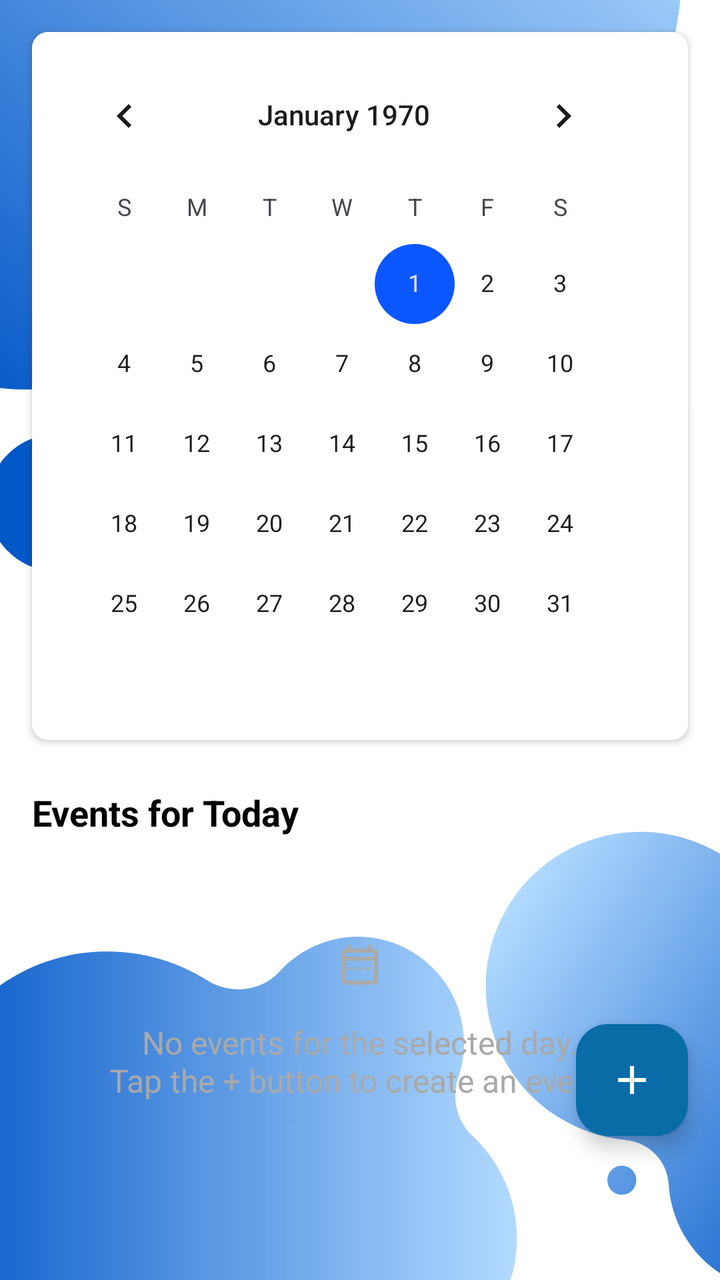
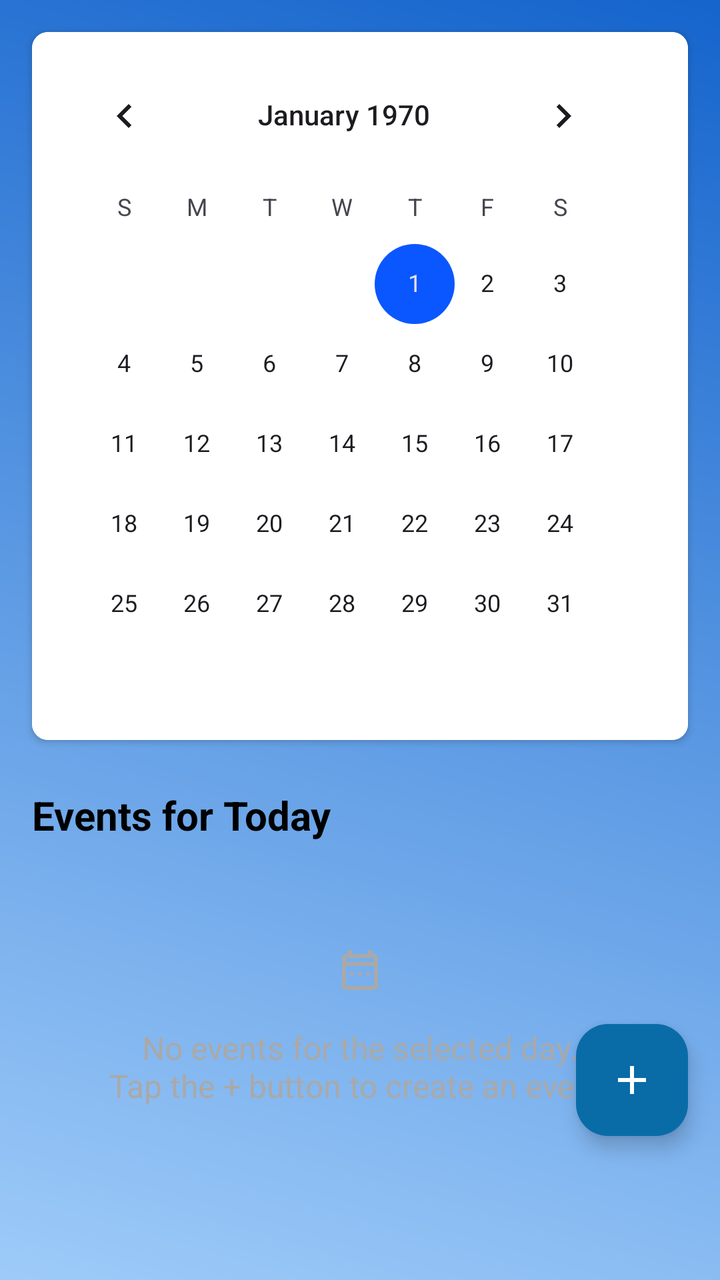

An Android layout rendered at two revisions. The XML below is the earlier revision; the diff shows what the commit changed to produce the second picture.
<!-- AndroidManifest.xml: application theme Theme.PoolApp -->
<!-- res/layout/po_calendar.xml -->
<?xml version="1.0" encoding="utf-8"?>
<androidx.constraintlayout.widget.ConstraintLayout
    xmlns:android="http://schemas.android.com/apk/res/android"
    xmlns:app="http://schemas.android.com/apk/res-auto"
    xmlns:tools="http://schemas.android.com/tools"
    android:layout_width="match_parent"
    android:layout_height="match_parent"
    android:background="@drawable/bg"
    tools:context=".PO_Calendar">

    <androidx.core.widget.NestedScrollView
        android:layout_width="match_parent"
        android:layout_height="0dp"
        android:clipToPadding="false"
        android:paddingBottom="80dp"
        app:layout_constraintTop_toTopOf="parent"
        app:layout_constraintBottom_toBottomOf="parent">

        <LinearLayout
            android:layout_width="match_parent"
            android:layout_height="wrap_content"
            android:orientation="vertical">

            <androidx.cardview.widget.CardView
                android:id="@+id/calendar_card"
                android:layout_width="match_parent"
                android:layout_height="wrap_content"
                android:layout_margin="16dp"
                app:cardCornerRadius="8dp"
                app:cardElevation="2dp">

                <CalendarView
                    android:id="@+id/calendar_view"
                    android:layout_width="match_parent"
                    android:layout_height="wrap_content"
                    android:background="@color/white"
                    android:focusedMonthDateColor="@color/black"
                    android:padding="8dp"
                    android:selectedWeekBackgroundColor="@color/PrimaryColour"
                    android:unfocusedMonthDateColor="@color/grey" />

            </androidx.cardview.widget.CardView>

            <TextView
                android:id="@+id/tv_events_header"
                android:layout_width="match_parent"
                android:layout_height="wrap_content"
                android:paddingHorizontal="16dp"
                android:paddingTop="8dp"
                android:paddingBottom="4dp"
                android:text="Events for Today"
                android:textColor="@color/black"
                android:textSize="18sp"
                android:textStyle="bold" />

            <androidx.recyclerview.widget.RecyclerView
                android:id="@+id/rv_events"
                android:layout_width="match_parent"
                android:layout_height="wrap_content"
                android:clipToPadding="false"
                android:nestedScrollingEnabled="false"
                android:paddingHorizontal="16dp"
                android:paddingBottom="16dp"
                tools:itemCount="3"
                tools:listitem="@layout/item_event_list" />

            <TextView
                android:id="@+id/tv_no_events"
                android:layout_width="match_parent"
                android:layout_height="wrap_content"
                android:drawableTop="@drawable/ic_calendar_white_24dp"
                android:drawablePadding="16dp"
                android:drawableTint="@color/grey"
                android:gravity="center"
                android:padding="32dp"
                android:text="No events for the selected day.\nTap the + button to create an event."
                android:textColor="@color/grey"
                android:textSize="16sp" />

        </LinearLayout>
    </androidx.core.widget.NestedScrollView>

    <com.google.android.material.floatingactionbutton.FloatingActionButton
        android:id="@+id/fab_add_event"
        android:layout_width="wrap_content"
        android:layout_height="wrap_content"
        android:layout_marginEnd="16dp"
        android:layout_marginBottom="72dp"
        android:src="@drawable/ic_add_white_24dp"
        app:tint="@color/white"
        app:backgroundTint="@color/PrimaryColour"
        app:layout_constraintBottom_toBottomOf="parent"
        app:layout_constraintEnd_toEndOf="parent"
        android:contentDescription="Add Event" />

</androidx.constraintlayout.widget.ConstraintLayout>
<!-- res/layout/item_event_list.xml (included above) -->
<?xml version="1.0" encoding="utf-8"?>
<androidx.cardview.widget.CardView
    xmlns:android="http://schemas.android.com/apk/res/android"
    xmlns:app="http://schemas.android.com/apk/res-auto"
    android:id="@+id/card_event"
    android:layout_width="match_parent"
    android:layout_height="wrap_content"
    android:layout_marginBottom="8dp"
    app:cardCornerRadius="8dp"
    app:cardElevation="2dp">

    <LinearLayout
        android:layout_width="match_parent"
        android:layout_height="wrap_content"
        android:orientation="horizontal"
        android:padding="16dp"
        android:gravity="center_vertical">

        <View
            android:id="@+id/view_status_indicator"
            android:layout_width="8dp"
            android:layout_height="match_parent"
            android:minHeight="50dp"
            android:layout_marginEnd="12dp"
            android:background="@color/PrimaryColour" />

        <LinearLayout
            android:layout_width="0dp"
            android:layout_height="wrap_content"
            android:layout_weight="1"
            android:orientation="vertical">

            <TextView
                android:id="@+id/tv_event_title"
                android:layout_width="wrap_content"
                android:layout_height="wrap_content"
                android:text="Backwash Filter"
                android:textColor="@color/black"
                android:textSize="16sp"
                android:textStyle="bold"
                android:maxLines="1"
                android:ellipsize="end"/>

            <LinearLayout
                android:layout_width="wrap_content"
                android:layout_height="wrap_content"
                android:orientation="horizontal"
                android:layout_marginTop="4dp"
                android:gravity="center_vertical">

                <ImageView
                    android:layout_width="16dp"
                    android:layout_height="16dp"
                    android:src="@drawable/ic_clock_white_24dp"
                    app:tint="@color/grey"
                    android:layout_marginEnd="4dp"
                    android:contentDescription="Time" />

                <TextView
                    android:id="@+id/tv_event_time"
                    android:layout_width="wrap_content"
                    android:layout_height="wrap_content"
                    android:text="10:00 AM - 11:00 AM"
                    android:textSize="14sp"
                    android:textColor="@color/grey"/>

                <TextView
                    android:layout_width="wrap_content"
                    android:layout_height="wrap_content"
                    android:text=" | "
                    android:textSize="14sp"
                    android:textColor="@color/grey"/>

                <TextView
                    android:id="@+id/tv_event_status"
                    android:layout_width="wrap_content"
                    android:layout_height="wrap_content"
                    android:text="Scheduled"
                    android:textSize="14sp"
                    android:textColor="@color/PrimaryColour"
                    android:textStyle="italic"/>
            </LinearLayout>

        </LinearLayout>

        <ImageView
            android:layout_width="24dp"
            android:layout_height="24dp"
            android:src="@drawable/ic_arrow_forward_black_24dp"
            app:tint="@color/grey"
            android:contentDescription="Details" />

    </LinearLayout>
</androidx.cardview.widget.CardView>
<!-- resources referenced by this layout -->
<resources>
  <color name="PrimaryColour">#096ca7</color>
  <color name="black">#FF000000</color>
  <color name="grey">#A9A9A9</color>
  <color name="white">#FFFFFFFF</color>
  <!-- drawable bg: png bitmap (drawable, 162357 bytes) -->
  <!-- drawable ic_add_white_24dp (drawable) -->
  <vector android:height="24dp" android:tint="#FFFFFF"
      android:viewportHeight="24" android:viewportWidth="24"
      android:width="24dp" xmlns:android="http://schemas.android.com/apk/res/android">
      <path android:fillColor="@android:color/white" android:pathData="M19,13h-6v6h-2v-6H5v-2h6V5h2v6h6v2z"/>
  </vector>
  <!-- drawable ic_arrow_forward_black_24dp (drawable) -->
  <vector xmlns:android="http://schemas.android.com/apk/res/android"
      android:width="24dp"
      android:height="24dp"
      android:viewportWidth="24"
      android:viewportHeight="24"
      android:tint="#000000"> <path
      android:fillColor="@android:color/black"
      android:pathData="M12,4l-1.41,1.41L16.17,11H4v2h12.17l-5.58,5.59L12,20l8,-8z"/>
  </vector>
  <!-- drawable ic_calendar_white_24dp (drawable) -->
  <vector xmlns:android="http://schemas.android.com/apk/res/android"
      android:width="24dp"
      android:height="24dp"
      android:viewportWidth="24"
      android:viewportHeight="24">
      <path
          android:fillColor="@color/white"
          android:pathData="M19,4H18V2H16V4H8V2H6V4H5C3.89,4 3,4.9 3,6V20C3,21.11 3.9,22 5,22H19C20.11,22 21,21.11 21,20V6C21,4.9 20.11,4 19,4M19,20H5V10H19V20M19,8H5V6H19V8M12,13C12.55,13 13,13.45 13,14C13,14.55 12.55,15 12,15C11.45,15 11,14.55 11,14C11,13.45 11.45,13 12,13M16,13C16.55,13 17,13.45 17,14C17,14.55 16.55,15 16,15C15.45,15 15,14.55 15,14C15,13.45 15.45,13 16,13M8,13C8.55,13 9,13.45 9,14C9,14.55 8.55,15 8,15C7.45,15 7,14.55 7,14C7,13.45 7.45,13 8,13Z" />
  </vector>
  <!-- drawable ic_clock_white_24dp (drawable) -->
  <vector xmlns:android="http://schemas.android.com/apk/res/android"
      android:width="24dp"
      android:height="24dp"
      android:viewportWidth="24"
      android:viewportHeight="24">
      <path
          android:fillColor="@color/white"
          android:pathData="M12,20A8,8 0 0,0 20,12A8,8 0 0,0 12,4A8,8 0 0,0 4,12A8,8 0 0,0 12,20M12,2A10,10 0 0,1 22,12A10,10 0 0,1 12,22C6.47,22 2,17.5 2,12A10,10 0 0,1 12,2M12.5,7V12.25L17,14.92L16.25,16.15L11,13V7H12.5Z" />
  </vector>
  <style name="Theme.PoolApp" parent="Theme.Material3.DayNight.NoActionBar">
  
          <item name="colorPrimary">@color/colorPrimary</item>
  
          <item name="colorPrimaryVariant">@color/colorPrimaryVariant</item>
  
          <item name="colorOnPrimary">@color/colorOnPrimary</item>
  
          <item name="colorSecondary">@color/colorSecondary</item>
  
          <item name="colorOnSecondary">@color/colorOnSecondary</item>
  
          <item name="colorSurface">@color/colorSurface</item>
  
          <item name="colorOnSurface">@color/colorOnSurface</item>
  
          <item name="android:statusBarColor" tools:targetApi="l">?attr/colorPrimaryVariant</item>
  
      </style>
  <color name="colorPrimary">#096ca7</color>
  <color name="colorPrimaryVariant">#034b75</color>
  <color name="colorOnPrimary">#FFFFFF</color>
  <color name="colorSecondary">#0A57FF</color>
  <color name="colorOnSecondary">#FFFFFF</color>
  <color name="colorSurface">#FFFFFF</color>
  <color name="colorOnSurface">#1C1B1F</color>
</resources>

<!-- the commit's change to res/layout/po_calendar.xml (unified diff, before → after) -->
@@ -5,7 +5,7 @@
     xmlns:tools="http://schemas.android.com/tools"
     android:layout_width="match_parent"
     android:layout_height="match_parent"
-    android:background="@drawable/bg"
+    android:background="@drawable/pbg"
     tools:context=".PO_Calendar">
 
     <androidx.core.widget.NestedScrollView
@@ -50,7 +50,7 @@
                 android:paddingBottom="4dp"
                 android:text="Events for Today"
                 android:textColor="@color/black"
-                android:textSize="18sp"
+                android:textSize="20sp"
                 android:textStyle="bold" />
 
             <androidx.recyclerview.widget.RecyclerView
<!-- resource entries referenced after the edit -->
@@ -4,7 +4,6 @@
   <color name="black">#FF000000</color>
   <color name="grey">#A9A9A9</color>
   <color name="white">#FFFFFFFF</color>
-  <!-- drawable bg: png bitmap (drawable, 162357 bytes) -->
   <!-- drawable ic_add_white_24dp (drawable) -->
   <vector android:height="24dp" android:tint="#FFFFFF"
       android:viewportHeight="24" android:viewportWidth="24"
@@ -41,6 +40,7 @@
           android:fillColor="@color/white"
           android:pathData="M12,20A8,8 0 0,0 20,12A8,8 0 0,0 12,4A8,8 0 0,0 4,12A8,8 0 0,0 12,20M12,2A10,10 0 0,1 22,12A10,10 0 0,1 12,22C6.47,22 2,17.5 2,12A10,10 0 0,1 12,2M12.5,7V12.25L17,14.92L16.25,16.15L11,13V7H12.5Z" />
   </vector>
+  <!-- drawable pbg: png bitmap (drawable, 122204 bytes) -->
   <style name="Theme.PoolApp" parent="Theme.Material3.DayNight.NoActionBar">
   
           <item name="colorPrimary">@color/colorPrimary</item>
